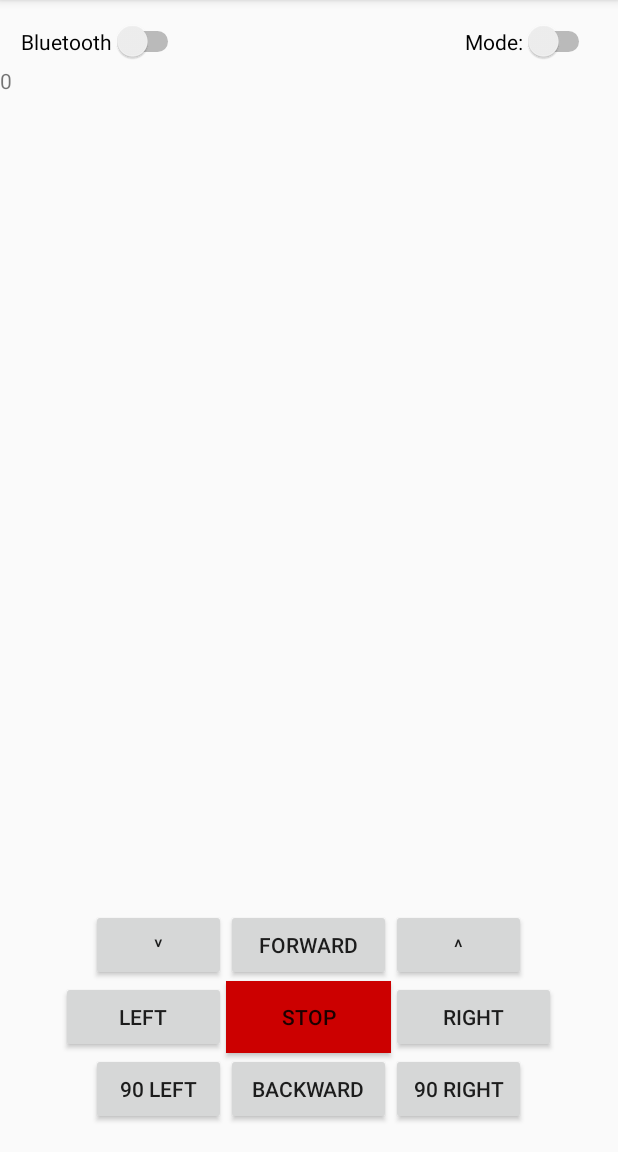
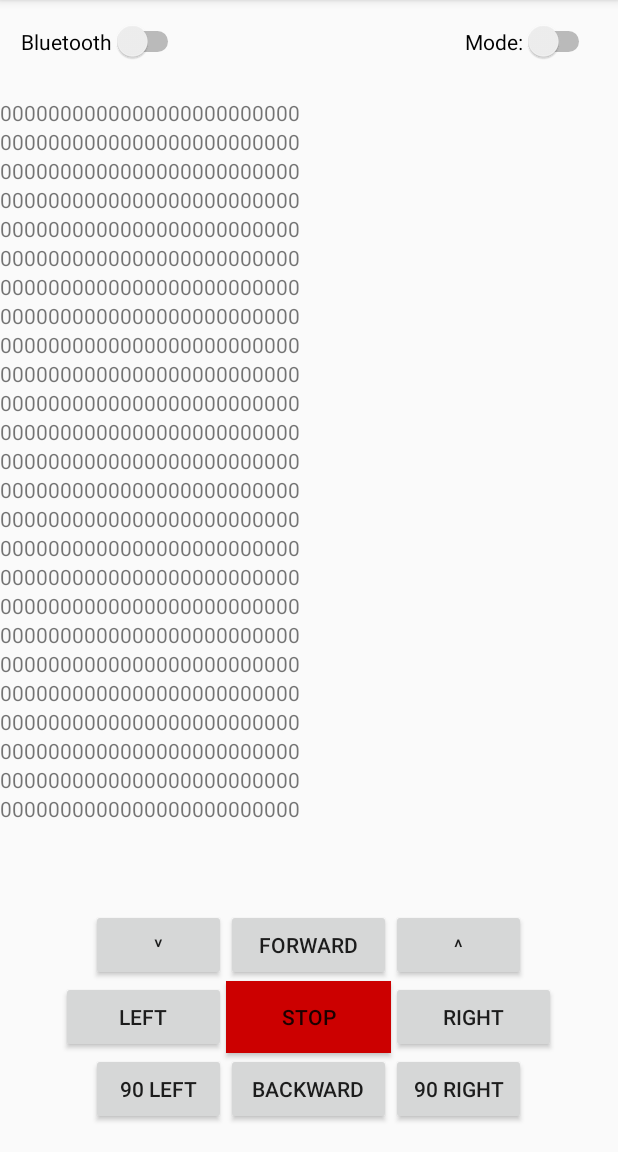
Before and after one commit to davgre1/control, an Android app: the screen it shows after launch (MainActivity), on a phone screen of 412 x 824 dp, the part 84-1236 px from its top. Run offline under Robolectric (Android 15) with nearby library versions, the phone set to English and light mode, and no system bars.

Commit message:
Added board, now looking to start navigation on board

```diff
--- a/app/src/main/java/com/example/david/control/MainActivity.java
+++ b/app/src/main/java/com/example/david/control/MainActivity.java
@@ -7,10 +7,15 @@ import android.content.Intent;
 import android.graphics.Color;
 import android.support.v7.app.AppCompatActivity;
 import android.os.Bundle;
+import android.text.InputType;
 import android.view.MotionEvent;
 import android.view.View;
 import android.widget.Button;
+import android.widget.EditText;
+import android.widget.RadioButton;
 import android.widget.Switch;
+import android.widget.TableLayout;
+import android.widget.TableRow;
 import android.widget.TextView;
 
 import java.io.IOException;
@@ -30,7 +35,7 @@ public class MainActivity extends AppCompatActivity {
     private BluetoothSocket socket;
     private BluetoothAdapter bluetoothAdapter;
     private OutputStream outputStream;
-    private TextView foundation;
+    private TableLayout tableLayout;
 
     Button forwardButton, backwardButton, rightButton, leftButton, rightSpinButton, leftSpinButton, downSpeedButton, upSpeedButton, stopButton,
             button44;
@@ -39,12 +44,6 @@ public class MainActivity extends AppCompatActivity {
 
     private int[][] table;
 
-    int board[][] = {{0, 0, 0, 0},
-            {0, 0, 0, 0},
-            {0, 0, 0, 0},
-            {0, 0, 0, 0}
-    };
-
     String newBoard;
 
     @Override
@@ -52,7 +51,7 @@ public class MainActivity extends AppCompatActivity {
         super.onCreate(savedInstanceState);
         setContentView(R.layout.activity_main);
 
-        foundation = findViewById(R.id.foundation);
+        tableLayout = findViewById(R.id.tableLayout1);
 
         forwardButton = findViewById(R.id.forwardButton);
         backwardButton = findViewById(R.id.backwardButton);
@@ -74,18 +73,9 @@ public class MainActivity extends AppCompatActivity {
 
         //button44 = findViewById(R.id.button44);
 
-        table = new int[9][9];
+        table = new int[25][25];
 
-        for (int row = 0; row < board.length; row++)
-        {
-            for (int column = 0; column < board[row].length; column++)
-            {
-                newBoard = Integer.toString(board[row][column]);
-            }
-        }
-
-//        button44.setBackgroundColor(Color.BLACK);
-        foundation.setText(newBoard);
+        fillTable(25, table, tableLayout);
 
         forwardButton.setOnTouchListener(new View.OnTouchListener() {
             @Override
@@ -406,4 +396,28 @@ public class MainActivity extends AppCompatActivity {
     protected void onStart() {
         super.onStart();
     }
+
+    private void fillTable(final int n, final int[][] matrix, TableLayout table) {
+
+        for (int i = 0; i < n; i++) {
+            TableRow row = new TableRow(MainActivity.this);
+
+            row.setLayoutParams(new TableRow.LayoutParams(TableRow.LayoutParams.WRAP_CONTENT, TableRow.LayoutParams.WRAP_CONTENT));
+
+            for (int j = 0; j < n; j++) {
+                TextView edit = new TextView(this);
+
+                edit.setInputType(InputType.TYPE_CLASS_NUMBER);
+
+                edit.setLayoutParams(new TableRow.LayoutParams(TableRow.LayoutParams.WRAP_CONTENT, TableRow.LayoutParams.WRAP_CONTENT));
+
+                edit.setText(Integer.toString(matrix[i][j]));
+
+
+                row.addView(edit);
+            }
+            table.addView(row);
+        }
+    }
+
 }
--- a/app/src/main/res/layout/activity_main.xml
+++ b/app/src/main/res/layout/activity_main.xml
@@ -6,6 +6,40 @@
     android:layout_width="match_parent"
     android:layout_height="match_parent"
     tools:context=".MainActivity">
+
+    <ScrollView
+        android:id="@+id/scrollView1"
+        android:layout_width="match_parent"
+        android:layout_height="wrap_content"
+        android:layout_above="@+id/forwardButton"
+        android:layout_alignParentStart="true"
+        android:layout_alignParentTop="true"
+        android:layout_marginTop="65dp"
+        android:layout_marginBottom="45dp">
+
+        <LinearLayout
+            android:layout_width="match_parent"
+            android:layout_height="wrap_content"
+            android:orientation="vertical">
+
+            <HorizontalScrollView
+                android:id="@+id/horizontalScrollView1"
+                android:layout_width="wrap_content"
+                android:layout_height="wrap_content">
+
+                <LinearLayout
+                    android:layout_width="wrap_content"
+                    android:layout_height="match_parent"
+                    android:orientation="horizontal">
+
+                    <TableLayout
+                        android:id="@+id/tableLayout1"
+                        android:layout_width="wrap_content"
+                        android:layout_height="match_parent"></TableLayout>
+                </LinearLayout>
+            </HorizontalScrollView>
+        </LinearLayout>
+    </ScrollView>
 
     <TextView
         android:id="@+id/foundation"
```
